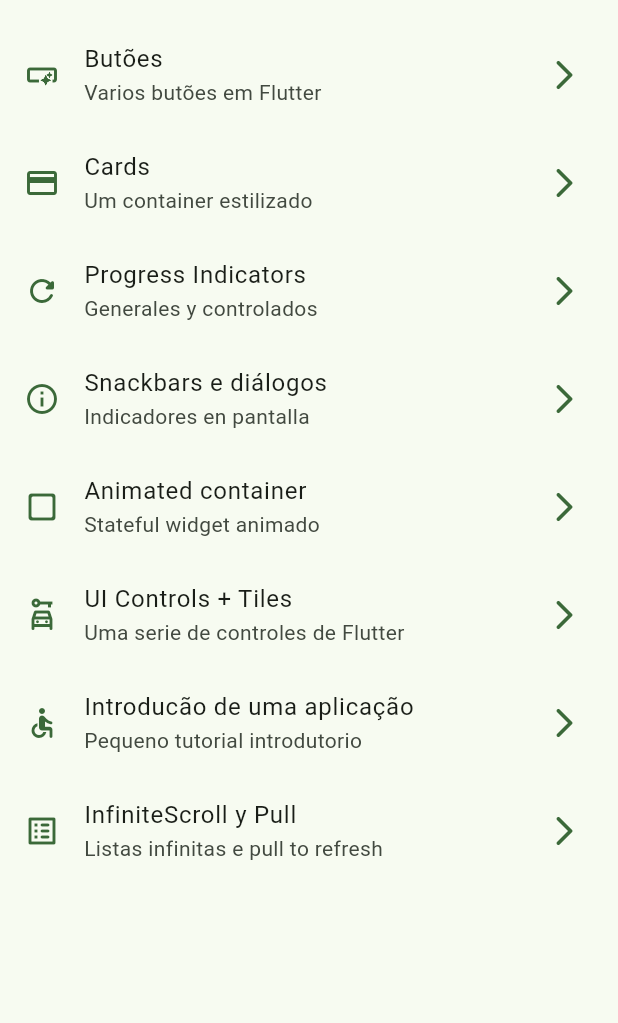
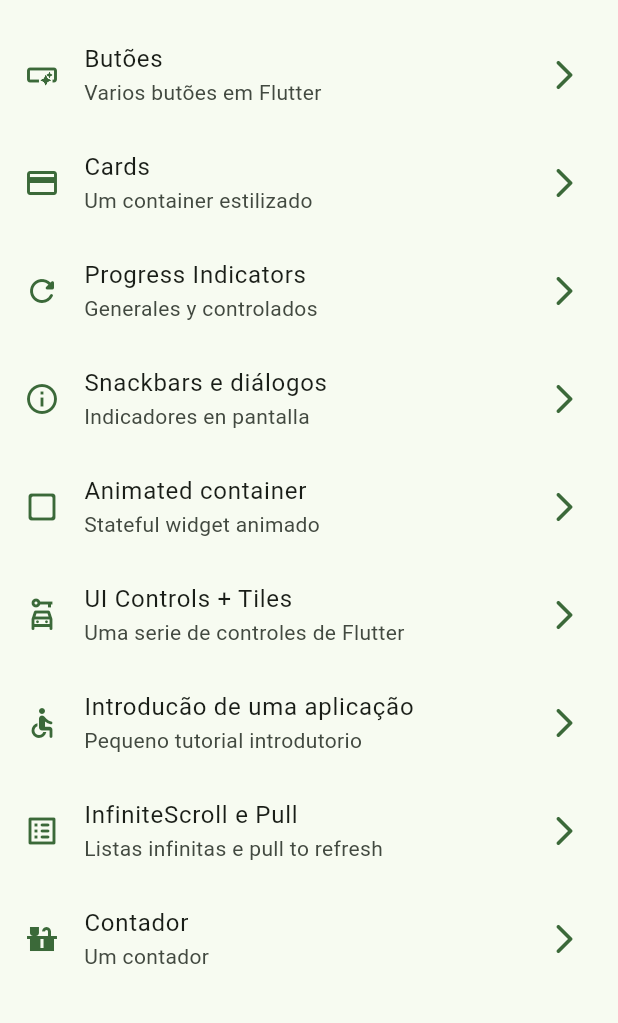
Before and after one commit to eliezerantonio/widgets_app, a Flutter app: the screen it shows after launch, on a phone screen of 412 x 824 dp, the part 63-1086 px from its top. Run offline on Flutter 3.47's test engine with Material 2 defaults, Android fonts, the phone set to English and light mode, and no system bars; our stand-ins replace animate_do, go_router.

Commit message:
feat: added menu counter

```diff
--- a/lib/menu/menu_items.dart
+++ b/lib/menu/menu_items.dart
@@ -50,8 +50,13 @@ const appMenuItems = <MenuItem>[
       link: '/tutorial',
       icon: Icons.accessible_rounded),
   MenuItem(
-      title: 'InfiniteScroll y Pull',
+      title: 'InfiniteScroll e Pull',
       subTitle: 'Listas infinitas e pull to refresh',
       link: '/infinite',
       icon: Icons.list_alt_rounded),
+  MenuItem(
+      title: 'Contador',
+      subTitle: 'Um contador',
+      link: '/counter',
+      icon: Icons.countertops),
 ];
```
